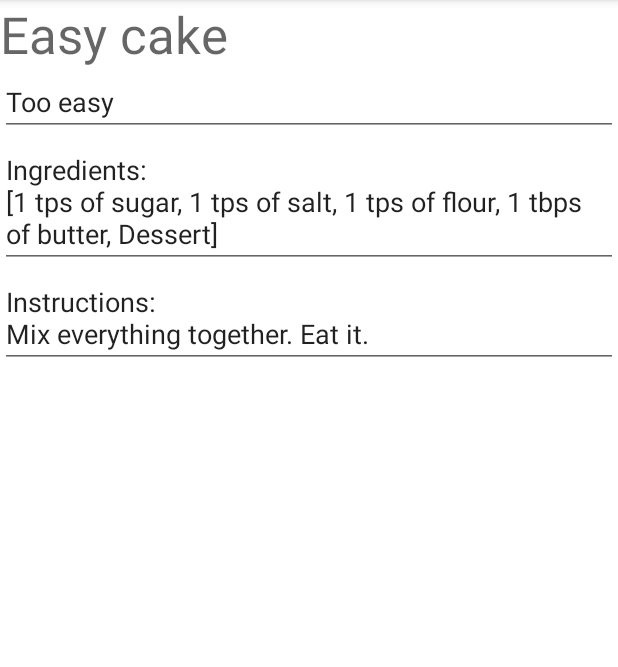
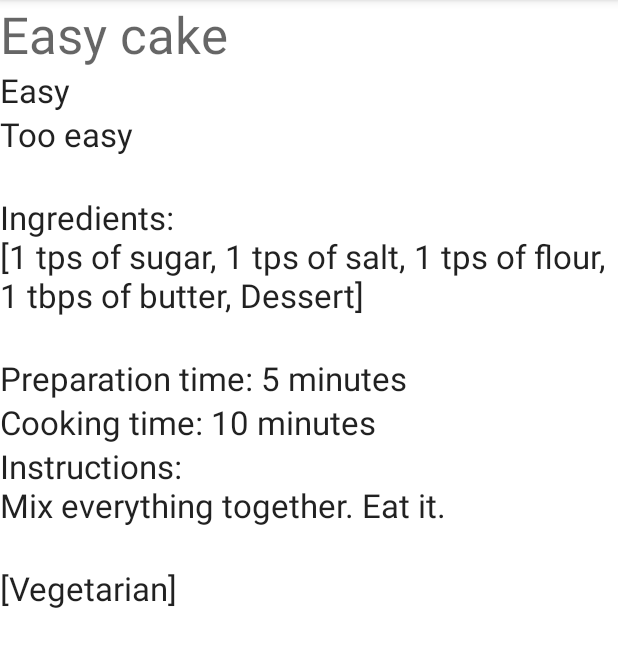
Before and after one commit to EddenWong/RecipeApp, an Android app: the RecipeListActivity screen opened directly, with no data from a screen before it, after a tap on "Easy cake", on a phone screen of 412 x 824 dp, the part 84-751 px from its top. Run offline under Robolectric (Android 15) with nearby library versions, the phone set to English and light mode, and no system bars.

Commit message:
Added more details to recipe viewer

```diff
--- a/app/src/main/java/presentation/RecipeListActivity.java
+++ b/app/src/main/java/presentation/RecipeListActivity.java
@@ -75,7 +75,7 @@ public class RecipeListActivity extends AppCompatActivity {
         }
         catch (final Exception e)
         {
-            //  Messages.fatalError(this, e.getMessage());
+            //Messages.fatalError(this, e.getMessage());
         }
     }
 }
@@ -86,13 +86,15 @@ class RecipePersistenceStub implements RecipePersistence {
 
     public RecipePersistenceStub() {
         this.recipes =new ArrayList<>();
-        ArrayList<String> ingredientList = new ArrayList<String>();
+        ArrayList<String> ingredientList = new ArrayList<>();
         ingredientList.add("1 tps of sugar");
         ingredientList.add("1 tps of salt");
         ingredientList.add("1 tps of flour");
         ingredientList.add("1 tbps of butter");
 
-        ArrayList<String> categoryList = new ArrayList<String>();
+        ArrayList<String> categoryList = new ArrayList<>();
+        categoryList.add("Vegetarian");
+
         ingredientList.add("Dessert");
 
         recipes.add(new Recipe(4, "Easy cake", "US", ingredientList, 5, 10, "Easy", "Too easy", "Mix everything together. Eat it.", "MEME", categoryList));
--- a/app/src/main/java/presentation/RecipeViewerActivity.java
+++ b/app/src/main/java/presentation/RecipeViewerActivity.java
@@ -20,15 +20,23 @@ public class RecipeViewerActivity extends AppCompatActivity {
         if(getIntent().getExtras() != null) {
             Recipe recipe = (Recipe) getIntent().getSerializableExtra("recipe");
 
-            TextView title = findViewById(R.id.recipeName);
+            TextView name = findViewById(R.id.recipeName);
+            TextView skill = findViewById(R.id.recipeSkillLevel);
             TextView description = findViewById(R.id.recipeDescription);
             TextView ingredients = findViewById(R.id.recipeIngredients);
+            TextView prepTime = findViewById(R.id.recipePrepTime);
+            TextView cookTime = findViewById(R.id.recipeCookTime);
             TextView instructions = findViewById(R.id.recipeInstructions);
+            TextView categories = findViewById(R.id.recipeCategories);
 
-            title.setText(recipe.getName());
-            description.setText(recipe.getDescription());
-            ingredients.setText("Ingredients:\n" + recipe.getIngredientList().toString());
-            instructions.setText("Instructions:\n" + recipe.getInstructions());
+            name.setText(recipe.getName());
+            skill.setText(recipe.getCookingSkillLevel());
+            description.setText(recipe.getDescription() + "\n");
+            ingredients.setText("Ingredients:\n" + recipe.getIngredientList().toString() + "\n");
+            prepTime.setText("Preparation time: " + recipe.getPrepTime() + " minutes");
+            cookTime.setText("Cooking time: " + recipe.getCookTime() + " minutes");
+            instructions.setText("Instructions:\n" + recipe.getInstructions() + "\n");
+            categories.setText(recipe.getCategoryList().toString());
         }
     }
 
--- a/app/src/main/res/layout/activity_recipe_viewer.xml
+++ b/app/src/main/res/layout/activity_recipe_viewer.xml
@@ -1,55 +1,74 @@
 <LinearLayout xmlns:android="http://schemas.android.com/apk/res/android"
-    xmlns:tools="http://schemas.android.com/tools" android:layout_width="match_parent"
+    xmlns:app="http://schemas.android.com/apk/res-auto"
+    xmlns:tools="http://schemas.android.com/tools"
+    android:id="@+id/linearLayout"
+    android:layout_width="match_parent"
     android:layout_height="match_parent"
     android:orientation="vertical"
     tools:context="presentation.RecipeViewerActivity">
-
-    <LinearLayout
-        android:layout_width="match_parent"
-        android:layout_height="wrap_content"
-        android:orientation="vertical">
 
     <TextView
         android:id="@+id/recipeName"
         android:layout_width="match_parent"
         android:layout_height="wrap_content"
-            android:text="@string/default_text"
-            android:textAppearance="@style/TextAppearance.AppCompat.Display1" />
+        android:hint="@string/recipe_name_hint"
+        android:textAppearance="@style/TextAppearance.AppCompat.Display1"
+        android:textColorHint="#78909C" />
 
-        <EditText
+    <TextView
+        android:id="@+id/recipeSkillLevel"
+        android:layout_width="match_parent"
+        android:layout_height="wrap_content"
+        android:hint="@string/recipe_skill_hint"
+        android:textAppearance="@style/TextAppearance.AppCompat.Large"
+        android:textColorHint="#78909C" />
+
+    <TextView
         android:id="@+id/recipeDescription"
         android:layout_width="match_parent"
         android:layout_height="wrap_content"
-            android:ems="10"
-            android:fitsSystemWindows="false"
-            android:focusable="false"
-            android:focusableInTouchMode="false"
-            android:gravity="start|top"
-            android:inputType="textMultiLine"
-            android:text="@string/default_text" />
+        android:hint="@string/recipe_description_hint"
+        android:textAppearance="@style/TextAppearance.AppCompat.Large"
+        android:textColorHint="#78909C" />
 
-        <EditText
+    <TextView
         android:id="@+id/recipeIngredients"
         android:layout_width="match_parent"
         android:layout_height="wrap_content"
-            android:ems="10"
-            android:focusable="false"
-            android:focusableInTouchMode="false"
-            android:gravity="start|top"
-            android:inputType="textMultiLine"
-            android:text="@string/default_text" />
+        android:hint="@string/recipe_ingredients_hint"
+        android:textAppearance="@style/TextAppearance.AppCompat.Large"
+        android:textColorHint="#78909C" />
 
-        <EditText
+    <TextView
+        android:id="@+id/recipePrepTime"
+        android:layout_width="match_parent"
+        android:layout_height="wrap_content"
+        android:hint="@string/recipe_prep_hint"
+        android:textAppearance="@style/TextAppearance.AppCompat.Large"
+        android:textColorHint="#78909C" />
+
+    <TextView
+        android:id="@+id/recipeCookTime"
+        android:layout_width="match_parent"
+        android:layout_height="wrap_content"
+        android:hint="@string/recipe_cook_hint"
+        android:textAppearance="@style/TextAppearance.AppCompat.Large"
+        android:textColorHint="#78909C" />
+
+    <TextView
         android:id="@+id/recipeInstructions"
         android:layout_width="match_parent"
         android:layout_height="wrap_content"
-            android:ems="10"
-            android:focusable="false"
-            android:focusableInTouchMode="false"
-            android:gravity="start|top"
-            android:inputType="textMultiLine"
-            android:text="@string/default_text" />
+        android:hint="@string/recipe_instructions_hint"
+        android:textAppearance="@style/TextAppearance.AppCompat.Large"
+        android:textColorHint="#78909C" />
+
+    <TextView
+        android:id="@+id/recipeCategories"
+        android:layout_width="match_parent"
+        android:layout_height="wrap_content"
+        android:hint="@string/recipe_categories_hint"
+        android:textAppearance="@style/TextAppearance.AppCompat.Large"
+        android:textColorHint="#78909C" />
 
 </LinearLayout>
-
-</LinearLayout>
--- a/app/src/main/res/values/strings.xml
+++ b/app/src/main/res/values/strings.xml
@@ -2,5 +2,13 @@
     <string name="app_name">Recipe App</string>
     <string name="grocery_button">Grocery List</string>
     <string name="recipe_button">Recipe List</string>
-    <string name="default_text">Default</string>
+    <string name="recipe_name_hint">Recipe Name</string>
+    <string name="recipe_skill_hint">Recipe Skill Level</string>
+    <string name="recipe_description_hint">Recipe Description</string>
+    <string name="recipe_ingredients_hint">Recipe Ingredients</string>
+    <string name="recipe_prep_hint">Recipe Prep Time</string>
+    <string name="recipe_cook_hint">Recipe Cook Time</string>
+    <string name="recipe_instructions_hint">Recipe Instructions</string>
+    <string name="recipe_categories_hint">Recipe Categories</string>
+
 </resources>
```
Lines whose indentation alone changed are shown as unchanged.
